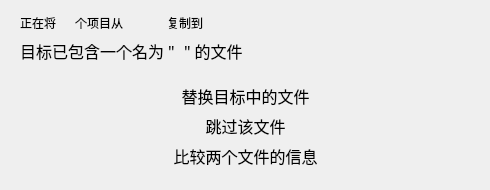
Above: Gui/copymovefiledialog.ui from brok1n/bsearch before the change. Below: the same form after it.
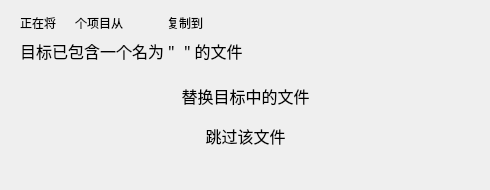
That is the form after the change. Icons and pictures are not drawn.

```diff
--- a/Gui/copymovefiledialog.ui
+++ b/Gui/copymovefiledialog.ui
@@ -394,7 +394,7 @@
      <property name="geometry">
       <rect>
        <x>20</x>
-       <y>110</y>
+       <y>120</y>
        <width>451</width>
        <height>31</height>
       </rect>
@@ -425,42 +425,7 @@
       <enum>Qt::ToolButtonTextBesideIcon</enum>
      </property>
     </widget>
-    <widget class="QToolButton" name="diffBtn">
-     <property name="geometry">
-      <rect>
-       <x>20</x>
-       <y>140</y>
-       <width>451</width>
-       <height>31</height>
-      </rect>
-     </property>
-     <property name="font">
-      <font>
-       <family>Arial</family>
-       <pointsize>12</pointsize>
-      </font>
-     </property>
-     <property name="styleSheet">
-      <string notr="true">#diffBtn {
-	border:none;
-}
-#diffBtn:hover{
-	border:none;
-	background-color:#D1E3F5;
-}</string>
-     </property>
-     <property name="text">
-      <string>比较两个文件的信息</string>
-     </property>
-     <property name="icon">
-      <iconset resource="res.qrc">
-       <normaloff>:/img/diff.png</normaloff>:/img/diff.png</iconset>
-     </property>
-     <property name="toolButtonStyle">
-      <enum>Qt::ToolButtonTextBesideIcon</enum>
-     </property>
-    </widget>
-    <widget class="QWidget" name="">
+    <widget class="QWidget" name="layoutWidget">
      <property name="geometry">
       <rect>
        <x>20</x>
```
